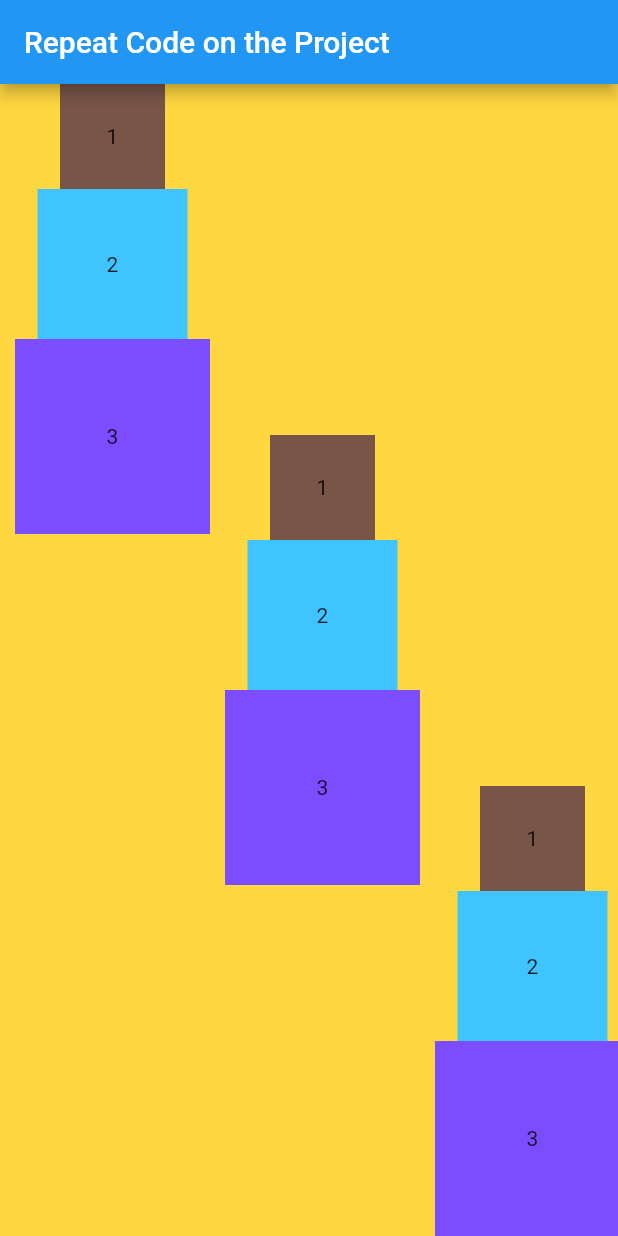
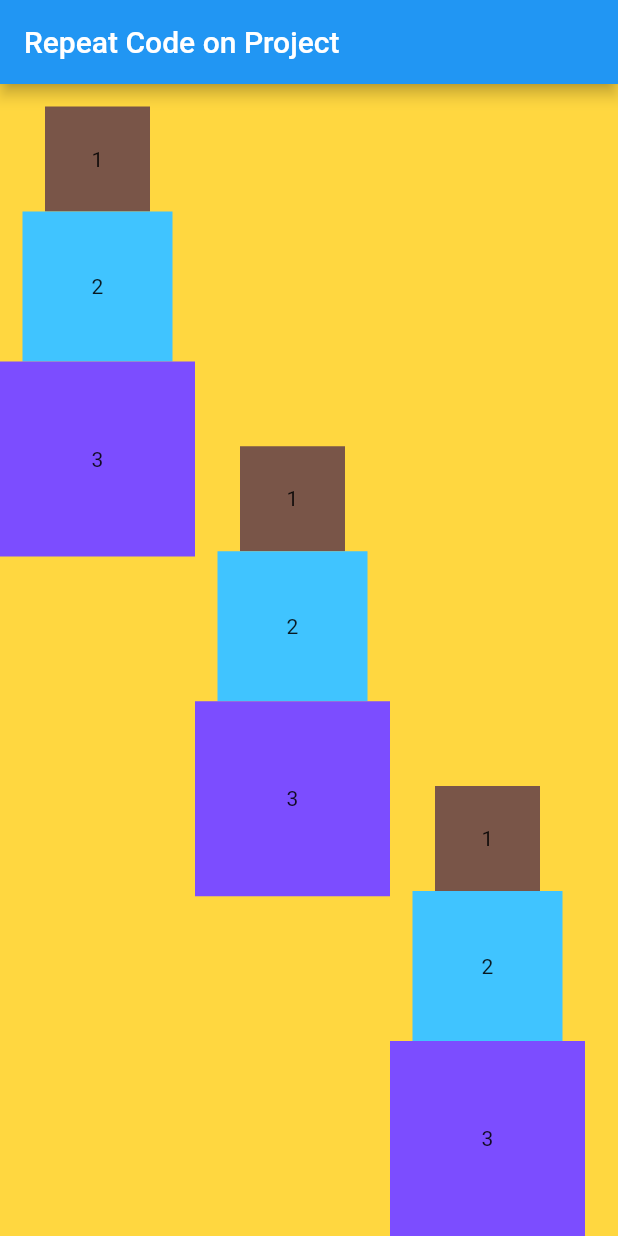
Before and after one commit to AliNurs/learn_1, a Flutter app: the screen it shows after launch, on a phone screen of 412 x 824 dp. Run offline on Flutter 3.47's test engine with Material 2 defaults, Android fonts, the phone set to English and light mode, and no system bars.

Commit message:
Реально стал более читабельным но не мог SizedBox

```diff
--- a/lib/main.dart
+++ b/lib/main.dart
@@ -9,68 +9,52 @@ class MyApp extends StatelessWidget {
   Widget build(BuildContext context) {
     return MaterialApp(
       debugShowCheckedModeBanner: false,
-      //title: 'MainPage',
       home: Scaffold(
         backgroundColor: Colors.amberAccent,
         appBar: AppBar(
-          title: Text(
-            'Repeat Code on the Project',
-            textAlign: TextAlign.center,
+          title: const Text(
+            'Repeat Code on Project',
           ),
         ),
         body: Row(
           children: [
-            Padding(padding: EdgeInsets.all(5)),
             Column(
-              children: [
-                Container(
-                  height: 70,
-                  width: 70,
-                  color: Colors.brown,
-                  child: Center(child: Text('1')),
+              mainAxisAlignment: MainAxisAlignment.start,
+              children: const [
+                RepeatedColumn(),
+              ],
             ),
-                Container(
-                  height: 100,
-                  width: 100,
-                  color: Colors.lightBlueAccent,
-                  child: Center(child: Text('2')),
+            Column(
+              mainAxisAlignment: MainAxisAlignment.center,
+              children: const [
+                RepeatedColumn(),
+              ],
             ),
-                Container(
-                  height: 130,
-                  width: 130,
-                  color: Colors.deepPurpleAccent,
-                  child: Center(child: Text('3')),
+            Column(
+              mainAxisAlignment: MainAxisAlignment.end,
+              children: const [
+                RepeatedColumn(),
+              ],
             ),
           ],
         ),
-            Padding(padding: EdgeInsets.all(5)),
-            Column(
-              mainAxisAlignment: MainAxisAlignment.center,
+      ),
+    );
+  }
+}
+
+class RepeatedColumn extends StatelessWidget {
+  const RepeatedColumn({Key? key}) : super(key: key);
+
+  @override
+  Widget build(BuildContext context) {
+    return Column(
+      // mainAxisAlignment: MainAxisAlignment.end,
       children: [
-                Container(
-                  height: 70,
-                  width: 70,
-                  color: Colors.brown,
-                  child: Center(child: Text('1')),
+        SizedBox(
+          height: 15,
+          width: 15,
         ),
-                Container(
-                  height: 100,
-                  width: 100,
-                  color: Colors.lightBlueAccent,
-                  child: Center(child: Text('2')),
-                ),
-                Container(
-                  height: 130,
-                  width: 130,
-                  color: Colors.deepPurpleAccent,
-                  child: Center(child: Text('3')),
-                ),
-              ],
-            ),
-            Padding(padding: EdgeInsets.all(5)),
-            Column(
-              mainAxisAlignment: MainAxisAlignment.end,
-              children: [
         Container(
           height: 70,
           width: 70,
@@ -92,10 +76,6 @@ class MyApp extends StatelessWidget {
           child: Center(child: Text('3')),
         ),
       ],
-            ),
-          ],
-        ),
-      ),
     );
   }
 }
```
Lines whose indentation alone changed are shown as unchanged.
